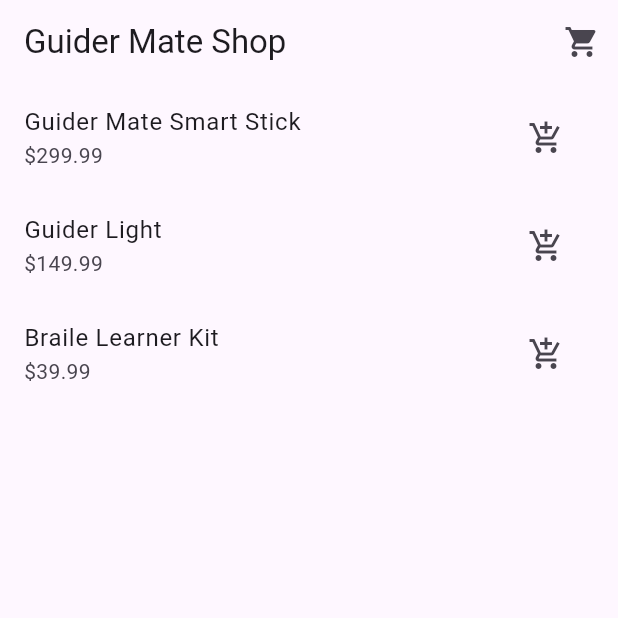
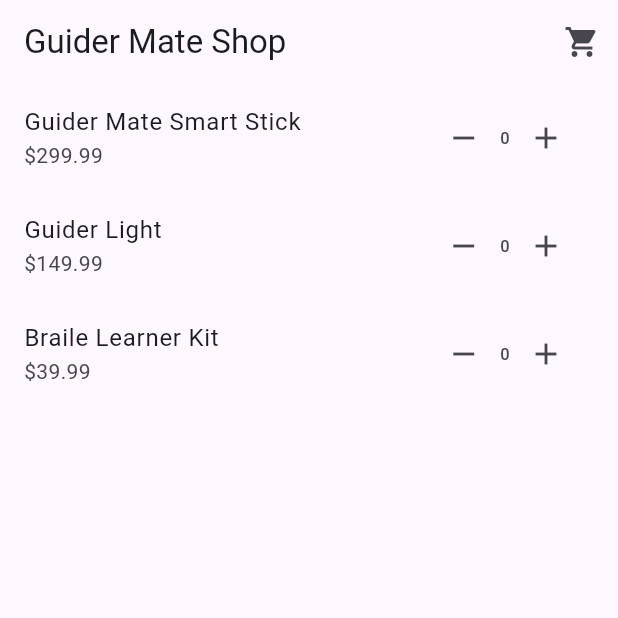
Before and after one commit to rawanrashad/cart_shopping_provider, a Flutter app: the screen it shows after launch, on a phone screen of 412 x 824 dp, the top half of it. Run offline on Flutter 3.47's test engine with Material 3 defaults, Android fonts, the phone set to English and light mode, and no system bars.

Commit message:
Added quantity counter with plus and minus buttons to ProductOverviewScreen.

```diff
--- a/lib/screens/product_overview_screen.dart
+++ b/lib/screens/product_overview_screen.dart
@@ -1,5 +1,4 @@
 import 'package:cart_app_provider/model/cart.dart';
-import 'package:cart_app_provider/screens/cart_screen.dart';
 import 'package:flutter/material.dart';
 import 'package:provider/provider.dart';
 
@@ -19,7 +18,7 @@ class ProductOverviewScreen extends StatelessWidget {
           IconButton(
             icon: Icon(Icons.shopping_cart),
             onPressed: () {
-              Navigator.of(context).pushNamed(CartScreen.routeName);
+              Navigator.of(context).pushNamed('/cart');
             },
           ),
         ],
@@ -27,17 +26,41 @@ class ProductOverviewScreen extends StatelessWidget {
       body: ListView.builder(
         itemCount: products.length,
         itemBuilder: (ctx, index) {
+          final product = products[index];
           return ListTile(
-            title: Text(products[index]['title'] as String),
-            subtitle: Text(
-                '\$${(products[index]['price'] as double).toStringAsFixed(2)}'),
-            trailing: IconButton(
-              icon: Icon(Icons.add_shopping_cart),
-              onPressed: () {
-                Provider.of<Cart>(context, listen: false).addItem(
-                  products[index]['id'] as String,
-                  products[index]['title'] as String,
-                  products[index]['price'] as double,
+            title: Text(product['title'] as String),
+            subtitle:
+                Text('\$${(product['price'] as double).toStringAsFixed(2)}'),
+            trailing: Consumer<Cart>(
+              builder: (ctx, cart, child) {
+                final cartItem = cart.items[product['id']] ??
+                    CartItem(
+                      id: '',
+                      title: product['title'] as String,
+                      price: product['price'] as double,
+                      quantity: 0,
+                    );
+                return Row(
+                  mainAxisSize: MainAxisSize.min,
+                  children: [
+                    IconButton(
+                      icon: Icon(Icons.remove),
+                      onPressed: () {
+                        cart.removeSingleItem(product['id'] as String);
+                      },
+                    ),
+                    Text(cartItem.quantity.toString()),
+                    IconButton(
+                      icon: Icon(Icons.add),
+                      onPressed: () {
+                        cart.addItem(
+                          product['id'] as String,
+                          product['title'] as String,
+                          product['price'] as double,
+                        );
+                      },
+                    ),
+                  ],
                 );
               },
             ),
```
